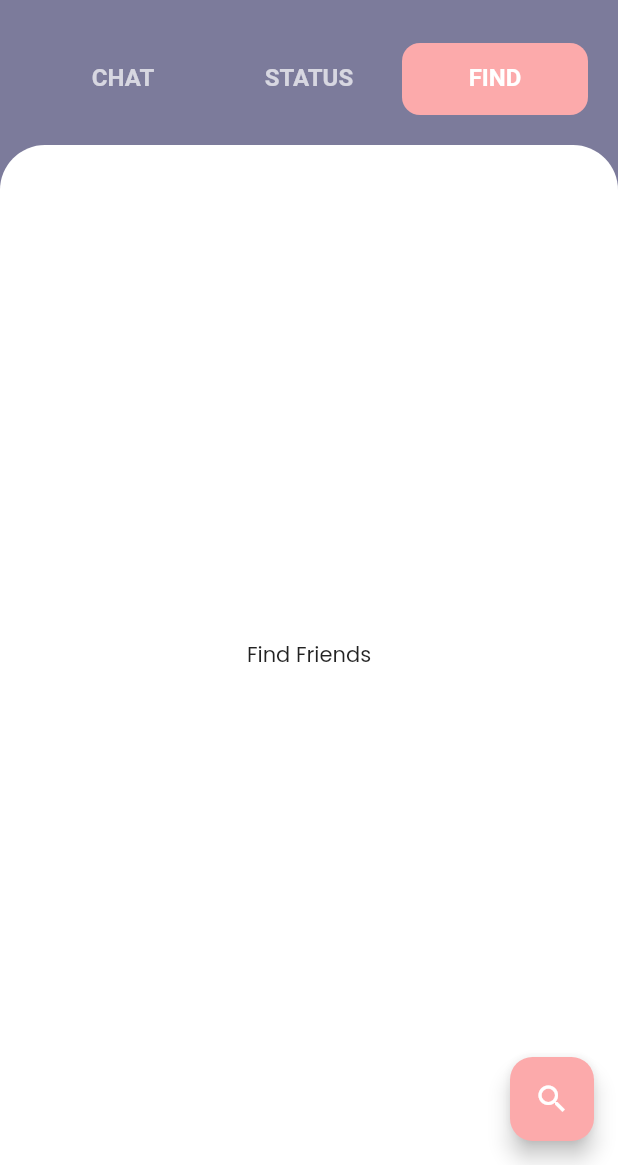
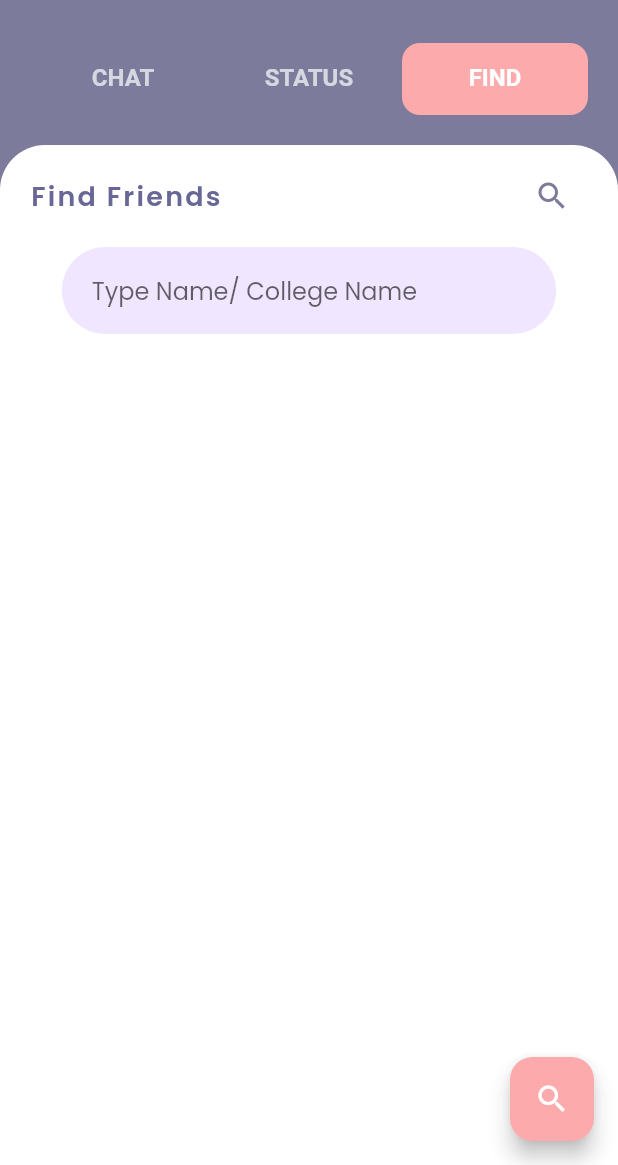
Before and after one commit to iamartyaa/my_quick_chat, a Flutter app: the HomeScreen screen opened by its route, tab 3 chosen, on a phone screen of 412 x 824 dp, the part 71-1236 px from its top. Run offline on Flutter 3.47's test engine with Material 2 defaults, Android fonts, the phone set to English and light mode, and no system bars; our stand-ins replace cloud_firestore, firebase_auth, firebase_core, flutter_svg, google_fonts; accounts and stored records are empty; network calls fail.

Commit message:
search friends feature done

```diff
--- /dev/null
+++ b/lib/screens/home/components/search.dart
@@ -0,0 +1,169 @@
+import 'package:firebase_auth/firebase_auth.dart';
+import 'package:firebase_core/firebase_core.dart';
+import 'package:flutter/material.dart';
+import 'package:quick_chat/app_theme.dart';
+import 'package:cloud_firestore/cloud_firestore.dart';
+import 'package:quick_chat/constants.dart';
+
+import '../../../components/text_field_container.dart';
+
+class SearchFriends extends StatefulWidget {
+  const SearchFriends({super.key});
+
+  @override
+  State<SearchFriends> createState() => _SearchFriendsState();
+}
+
+class _SearchFriendsState extends State<SearchFriends> {
+  String name = '';
+  String myName = '';
+  bool random = false;
+  final auth = FirebaseAuth.instance;
+  final friends = [];
+
+  @override
+  void initState() {
+    // TODO: implement initState
+    FirebaseFirestore.instance
+        .collection('users')
+        .doc(auth.currentUser!.uid)
+        .get()
+        .then((DocumentSnapshot documentSnapshot) {
+      if (documentSnapshot.exists) {
+        setState(() {
+          myName = documentSnapshot['username'];
+          // print(myName);
+        });
+      }
+    });
+
+    FirebaseFirestore.instance
+        .collection(auth.currentUser!.uid)
+        .get()
+        .then((QuerySnapshot querySnapshot) {
+      querySnapshot.docs.forEach((doc) {
+        friends.add(doc['username']);
+      });
+    });
+    super.initState();
+  }
+
+  @override
+  Widget build(BuildContext context) {
+    CollectionReference users = FirebaseFirestore.instance
+        .collection('${auth.currentUser!.uid}\friends');
+
+    Future<void> addUser(String id, String fname) {
+      // Call the user's CollectionReference to add a new user
+
+      return users
+          .add({
+            'friend_id': id,
+            'name': fname,
+          })
+          .then((value) => print("User Added"))
+          .catchError((error) => print("Failed to add user: $error"));
+    }
+
+    return Column(
+      children: [
+        Container(
+          padding: const EdgeInsets.only(
+            top: 10,
+          ),
+          child: Row(
+            children: [
+              Text(
+                'Find Friends',
+                style: MyTheme.heading2,
+              ),
+              const Spacer(),
+              IconButton(
+                onPressed: () {},
+                icon: Icon(
+                  Icons.search,
+                  color: MyTheme.kkPrimaryColor,
+                ),
+              ),
+            ],
+          ),
+        ),
+        TextFieldContainer(
+          child: TextFormField(
+            key: const ValueKey('search'),
+            keyboardType: TextInputType.visiblePassword,
+            decoration: const InputDecoration(
+              hintText: 'Type Name/ College Name',
+              border: InputBorder.none,
+            ),
+            onChanged: (val) {
+              setState(() {
+                name = val;
+              });
+            },
+          ),
+        ),
+        Expanded(
+          child: Container(
+            child: StreamBuilder<QuerySnapshot>(
+              stream: (name != '')
+                  ? FirebaseFirestore.instance
+                      .collection('users')
+                      .where('username', isEqualTo: name, isNotEqualTo: myName)
+                      .snapshots()
+                  : FirebaseFirestore.instance.collection("users").snapshots(),
+              builder: (context, snapshot) {
+                return (snapshot.connectionState == ConnectionState.waiting)
+                    ? const Center(
+                        child: CircularProgressIndicator(),
+                      )
+                    : ListView.builder(
+                        physics: const BouncingScrollPhysics(),
+                        // shrinkWrap: true,
+                        itemCount: snapshot.data!.docs.length,
+                        itemBuilder: (context, index) {
+                          DocumentSnapshot data = snapshot.data!.docs[index];
+                          return Card(
+                            elevation: 0,
+                            child: ListTile(
+                              leading: CircleAvatar(
+                                backgroundColor: MyTheme.kkAccentColor,
+                                child: const Icon(
+                                  Icons.account_circle_sharp,
+                                  size: 40,
+                                  color: Colors.white,
+                                ),
+                              ),
+                              title: Text(
+                                data['username'],
+                                style:
+                                    MyTheme.fieldTitle.copyWith(fontSize: 16),
+                              ),
+                              subtitle: Text(
+                                  data['major'] + ' at ' + data['college']),
+                              trailing: IconButton(
+                                onPressed: () {
+                                  !friends.contains(data['username']) ?
+                                  addUser(data.id, data['username']): null;
+                                  if(!friends.contains(data['username'])) {
+                                    setState(() {
+                                    friends.add(data['username']);
+                                  });
+                                  }
+                                },
+                                icon: !friends.contains(data['username'])
+                                    ? const Icon(Icons.person_add)
+                                    : const Icon(Icons.done_sharp),
+                              ),
+                            ),
+                          );
+                        },
+                      );
+              },
+            ),
+          ),
+        ),
+      ],
+    );
+  }
+}
--- a/lib/screens/home/home_screen.dart
+++ b/lib/screens/home/home_screen.dart
@@ -1,6 +1,7 @@
 import 'package:flutter/material.dart';
 import 'package:quick_chat/app_theme.dart';
 import 'package:quick_chat/models/message_model.dart';
+import 'package:quick_chat/screens/home/components/search.dart';
 import 'package:quick_chat/screens/profile/profile_screen.dart';
 import 'components/chats.dart';
 import 'components/my_tab_bar.dart';
@@ -93,8 +94,8 @@
                 controller: tabController,
                 children: [
                   Chats(kkPrimaryColor: kkPrimaryColor),
-                  const Center(child: Text('Status')),
-                  const Center(child: Text('Find Friends')),
+                  const Center(child: Text('Feature Coming Soon')),
+                  SearchFriends(),
                 ],
               ),
             ),
--- a/lib/screens/signup/components/body.dart
+++ b/lib/screens/signup/components/body.dart
@@ -53,7 +53,7 @@
         'about': 'Can\'t talk, QuickChat only!',
         'college': 'Harcourt Butler Technical University, Kanpur',
         'major': 'Not Available',
-        'friends': 0,
+
       });
       setState(() {
         _isLoading = false;
```
